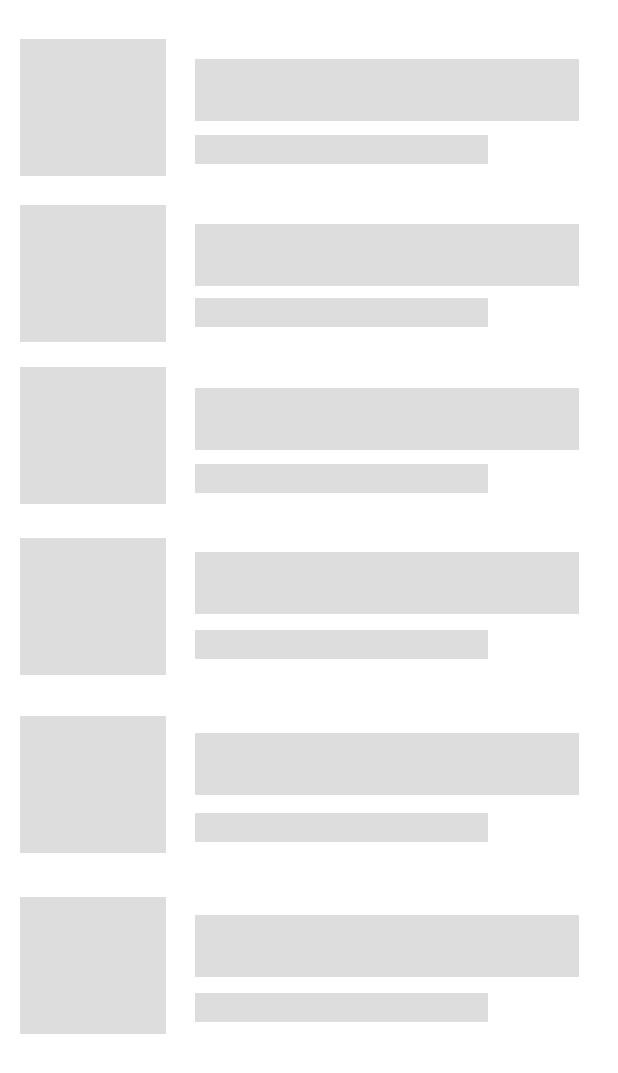
After one commit to priyadarsan1234/Creative_Student_Zone, an Android app: the layout loading_screen_2.xml on its own in the app's theme, with its tools: preview values and no code run, on a phone screen of 412 x 824 dp. The commit adds this screen. Shown: the top 1073 px of the screen. Run offline under Robolectric (Android 15) with nearby library versions, the phone set to English and light mode, and no system bars.

Commit message:
Final Commit

```diff
--- /dev/null
+++ b/app/src/main/res/layout/loading_screen_2.xml
@@ -0,0 +1,267 @@
+
+<?xml version="1.0" encoding="utf-8"?>
+<RelativeLayout xmlns:android="http://schemas.android.com/apk/res/android"
+    android:layout_width="match_parent"
+    android:layout_height="match_parent"
+    xmlns:app="http://schemas.android.com/apk/res-auto">
+
+    <com.google.android.material.imageview.ShapeableImageView
+        android:layout_width="@dimen/_75sdp"
+        android:layout_height="@dimen/_70sdp"
+        android:layout_marginHorizontal="@dimen/_20sdp"
+        android:layout_marginStart="@dimen/_10sdp"
+        android:layout_marginTop="@dimen/_20sdp"
+        android:layout_marginEnd="@dimen/_30sdp"
+        android:layout_marginBottom="@dimen/_20sdp"
+        android:background="#DDDDDD"
+        android:gravity="center"
+        android:textColor="@color/black"
+        android:textSize="20dp"
+        android:layout_marginRight="@dimen/_20sdp"
+        android:layout_marginLeft="@dimen/_100sdp"
+        app:shapeAppearanceOverlay="@style/roundImageView" />
+    <ImageView
+        android:layout_width="@dimen/_240sdp"
+        android:layout_height="@dimen/_32sdp"
+        android:layout_marginHorizontal="@dimen/_20sdp"
+        android:layout_marginStart="@dimen/_100sdp"
+        android:layout_marginTop="@dimen/_115sdp"
+        android:layout_marginEnd="@dimen/_20sdp"
+        android:layout_marginBottom="@dimen/_30sdp"
+        android:background="#DDDDDD"
+        android:gravity="center"
+        android:layout_marginRight="@dimen/_20sdp"
+        android:layout_marginLeft="@dimen/_100sdp"
+        android:textColor="@color/black"
+        android:textSize="20dp" />
+    <ImageView
+        android:layout_width="@dimen/_150sdp"
+        android:layout_height="@dimen/_15sdp"
+        android:layout_marginHorizontal="@dimen/_20sdp"
+        android:layout_marginStart="@dimen/_100sdp"
+        android:layout_marginTop="@dimen/_69sdp"
+        android:layout_marginEnd="@dimen/_20sdp"
+        android:layout_marginBottom="@dimen/_30sdp"
+        android:background="#DDDDDD"
+        android:gravity="center"
+        android:textColor="@color/black"
+        android:textSize="20dp"
+        android:layout_marginRight="@dimen/_20sdp"
+        android:layout_marginLeft="@dimen/_100sdp" />
+    <com.google.android.material.imageview.ShapeableImageView
+        android:layout_width="@dimen/_75sdp"
+        android:layout_height="@dimen/_70sdp"
+        android:layout_marginHorizontal="@dimen/_20sdp"
+        android:layout_marginStart="@dimen/_10sdp"
+        android:layout_marginTop="@dimen/_105sdp"
+        android:layout_marginEnd="@dimen/_30sdp"
+        android:layout_marginBottom="@dimen/_20sdp"
+        android:background="#DDDDDD"
+        android:gravity="center"
+        android:textColor="@color/black"
+        android:textSize="20dp"
+        android:layout_marginRight="@dimen/_20sdp"
+        android:layout_marginLeft="@dimen/_100sdp"
+        app:shapeAppearanceOverlay="@style/roundImageView" />
+    <ImageView
+        android:layout_width="@dimen/_240sdp"
+        android:layout_height="@dimen/_32sdp"
+        android:layout_marginHorizontal="@dimen/_20sdp"
+        android:layout_marginStart="@dimen/_100sdp"
+        android:layout_marginTop="@dimen/_30sdp"
+        android:layout_marginEnd="@dimen/_20sdp"
+        android:layout_marginBottom="@dimen/_30sdp"
+        android:background="#DDDDDD"
+        android:gravity="center"
+        android:textColor="@color/black"
+        android:textSize="20dp"
+        android:layout_marginRight="@dimen/_20sdp"
+        android:layout_marginLeft="@dimen/_100sdp" />
+    <ImageView
+        android:layout_width="@dimen/_150sdp"
+        android:layout_height="@dimen/_15sdp"
+        android:layout_marginHorizontal="@dimen/_20sdp"
+        android:layout_marginStart="@dimen/_100sdp"
+        android:layout_marginTop="@dimen/_153sdp"
+        android:layout_marginEnd="@dimen/_20sdp"
+        android:layout_marginBottom="@dimen/_30sdp"
+        android:background="#DDDDDD"
+        android:gravity="center"
+        android:textColor="@color/black"
+        android:textSize="20dp"
+        android:layout_marginRight="@dimen/_20sdp"
+        android:layout_marginLeft="@dimen/_100sdp" />
+    <com.google.android.material.imageview.ShapeableImageView
+        android:layout_width="@dimen/_75sdp"
+        android:layout_height="@dimen/_70sdp"
+        android:layout_marginHorizontal="@dimen/_20sdp"
+        android:layout_marginStart="@dimen/_10sdp"
+        android:layout_marginTop="@dimen/_188sdp"
+        android:layout_marginEnd="@dimen/_30sdp"
+        android:layout_marginBottom="@dimen/_20sdp"
+        android:background="#DDDDDD"
+        android:gravity="center"
+        android:textColor="@color/black"
+        android:textSize="20dp"
+        android:layout_marginRight="@dimen/_20sdp"
+        android:layout_marginLeft="@dimen/_100sdp"
+        app:shapeAppearanceOverlay="@style/roundImageView" />
+    <ImageView
+        android:layout_width="@dimen/_240sdp"
+        android:layout_height="@dimen/_32sdp"
+        android:layout_marginHorizontal="@dimen/_20sdp"
+        android:layout_marginStart="@dimen/_100sdp"
+        android:layout_marginTop="@dimen/_199sdp"
+        android:layout_marginEnd="@dimen/_20sdp"
+        android:layout_marginBottom="@dimen/_30sdp"
+        android:background="#DDDDDD"
+        android:gravity="center"
+        android:textColor="@color/black"
+        android:textSize="20dp"
+        android:layout_marginRight="@dimen/_20sdp"
+        android:layout_marginLeft="@dimen/_100sdp" />
+    <ImageView
+        android:layout_width="@dimen/_150sdp"
+        android:layout_height="@dimen/_15sdp"
+        android:layout_marginHorizontal="@dimen/_20sdp"
+        android:layout_marginStart="@dimen/_100sdp"
+        android:layout_marginTop="@dimen/_238sdp"
+        android:layout_marginEnd="@dimen/_20sdp"
+        android:layout_marginBottom="@dimen/_30sdp"
+        android:background="#DDDDDD"
+        android:gravity="center"
+        android:textColor="@color/black"
+        android:textSize="20dp"
+        android:layout_marginRight="@dimen/_20sdp"
+        android:layout_marginLeft="@dimen/_100sdp" />
+    <com.google.android.material.imageview.ShapeableImageView
+        android:layout_width="@dimen/_75sdp"
+        android:layout_height="@dimen/_70sdp"
+        android:layout_marginHorizontal="@dimen/_20sdp"
+        android:layout_marginStart="@dimen/_10sdp"
+        android:layout_marginTop="@dimen/_276sdp"
+        android:layout_marginEnd="@dimen/_30sdp"
+        android:layout_marginBottom="@dimen/_20sdp"
+        android:background="#DDDDDD"
+        android:gravity="center"
+        android:textColor="@color/black"
+        android:textSize="20dp"
+        android:layout_marginRight="@dimen/_20sdp"
+        android:layout_marginLeft="@dimen/_100sdp"
+        app:shapeAppearanceOverlay="@style/roundImageView" />
+    <ImageView
+        android:layout_width="@dimen/_240sdp"
+        android:layout_height="@dimen/_32sdp"
+        android:layout_marginHorizontal="@dimen/_20sdp"
+        android:layout_marginStart="@dimen/_100sdp"
+        android:layout_marginTop="@dimen/_283sdp"
+        android:layout_marginEnd="@dimen/_20sdp"
+        android:layout_marginBottom="@dimen/_30sdp"
+        android:background="#DDDDDD"
+        android:gravity="center"
+        android:textColor="@color/black"
+        android:textSize="20dp"
+        android:layout_marginRight="@dimen/_20sdp"
+        android:layout_marginLeft="@dimen/_100sdp" />
+    <ImageView
+        android:layout_width="@dimen/_150sdp"
+        android:layout_height="@dimen/_15sdp"
+        android:layout_marginHorizontal="@dimen/_20sdp"
+        android:layout_marginStart="@dimen/_100sdp"
+        android:layout_marginTop="@dimen/_323sdp"
+        android:layout_marginEnd="@dimen/_20sdp"
+        android:layout_marginBottom="@dimen/_30sdp"
+        android:background="#DDDDDD"
+        android:gravity="center"
+        android:textColor="@color/black"
+        android:textSize="20dp"
+        android:layout_marginRight="@dimen/_20sdp"
+        android:layout_marginLeft="@dimen/_100sdp" />
+    <com.google.android.material.imageview.ShapeableImageView
+        android:layout_width="@dimen/_75sdp"
+        android:layout_height="@dimen/_70sdp"
+        android:layout_marginHorizontal="@dimen/_20sdp"
+        android:layout_marginStart="@dimen/_10sdp"
+        android:layout_marginTop="@dimen/_367sdp"
+        android:layout_marginEnd="@dimen/_30sdp"
+        android:layout_marginBottom="@dimen/_20sdp"
+        android:background="#DDDDDD"
+        android:gravity="center"
+        android:textColor="@color/black"
+        android:textSize="20dp"
+        app:shapeAppearanceOverlay="@style/roundImageView"
+        android:layout_marginRight="@dimen/_30sdp"
+        android:layout_marginLeft="@dimen/_10sdp" />
+    <ImageView
+        android:layout_width="@dimen/_240sdp"
+        android:layout_height="@dimen/_32sdp"
+        android:layout_marginHorizontal="@dimen/_20sdp"
+        android:layout_marginStart="@dimen/_100sdp"
+        android:layout_marginTop="@dimen/_376sdp"
+        android:layout_marginEnd="@dimen/_20sdp"
+        android:layout_marginBottom="@dimen/_30sdp"
+        android:background="#DDDDDD"
+        android:gravity="center"
+        android:textColor="@color/black"
+        android:textSize="20dp"
+        android:layout_marginRight="@dimen/_20sdp"
+        android:layout_marginLeft="@dimen/_100sdp" />
+    <ImageView
+        android:layout_width="@dimen/_150sdp"
+        android:layout_height="@dimen/_15sdp"
+        android:layout_marginHorizontal="@dimen/_20sdp"
+        android:layout_marginStart="@dimen/_100sdp"
+        android:layout_marginTop="@dimen/_417sdp"
+        android:layout_marginEnd="@dimen/_20sdp"
+        android:layout_marginBottom="@dimen/_30sdp"
+        android:background="#DDDDDD"
+        android:gravity="center"
+        android:textColor="@color/black"
+        android:textSize="20dp"
+        android:layout_marginRight="@dimen/_20sdp"
+        android:layout_marginLeft="@dimen/_100sdp" />
+    <com.google.android.material.imageview.ShapeableImageView
+        android:layout_width="@dimen/_75sdp"
+        android:layout_height="@dimen/_70sdp"
+        android:layout_marginHorizontal="@dimen/_20sdp"
+        android:layout_marginStart="@dimen/_10sdp"
+        android:layout_marginTop="@dimen/_460sdp"
+        android:layout_marginEnd="@dimen/_30sdp"
+        android:layout_marginBottom="@dimen/_20sdp"
+        android:background="#DDDDDD"
+        android:gravity="center"
+        android:textColor="@color/black"
+        android:textSize="20dp"
+        app:shapeAppearanceOverlay="@style/roundImageView"
+        android:layout_marginRight="@dimen/_30sdp"
+        android:layout_marginLeft="@dimen/_10sdp" />
+    <ImageView
+        android:layout_width="@dimen/_240sdp"
+        android:layout_height="@dimen/_32sdp"
+        android:layout_marginHorizontal="@dimen/_20sdp"
+        android:layout_marginStart="@dimen/_100sdp"
+        android:layout_marginTop="@dimen/_469sdp"
+        android:layout_marginEnd="@dimen/_20sdp"
+        android:layout_marginBottom="@dimen/_30sdp"
+        android:background="#DDDDDD"
+        android:gravity="center"
+        android:textColor="@color/black"
+        android:textSize="20dp"
+        android:layout_marginRight="@dimen/_20sdp"
+        android:layout_marginLeft="@dimen/_100sdp" />
+    <ImageView
+        android:layout_width="@dimen/_150sdp"
+        android:layout_height="@dimen/_15sdp"
+        android:layout_marginHorizontal="@dimen/_20sdp"
+        android:layout_marginStart="@dimen/_100sdp"
+        android:layout_marginTop="@dimen/_509sdp"
+        android:layout_marginEnd="@dimen/_20sdp"
+        android:layout_marginBottom="@dimen/_30sdp"
+        android:background="#DDDDDD"
+        android:gravity="center"
+        android:textColor="@color/black"
+        android:textSize="20dp"
+        android:layout_marginLeft="@dimen/_100sdp"
+        android:layout_marginRight="@dimen/_20sdp" />
+
+</RelativeLayout>
```
Also changed, not shown: app/build.gradle (+4 -4 lines), app/src/main/res/layout/fragment_login_page.xml (+67 -115 lines), app/src/main/res/layout/loading_screen_1.xml (added, +104 -0 lines).
